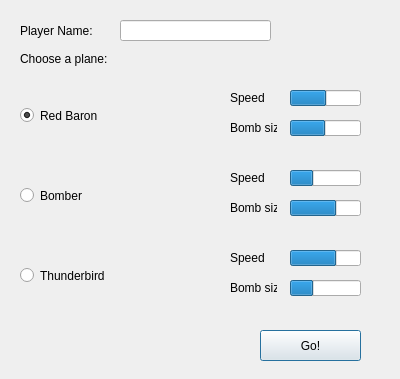
This is Game/startwindow.ui in KahalaV/OTEK as Qt 5 draws it before an edit. The edited form follows.
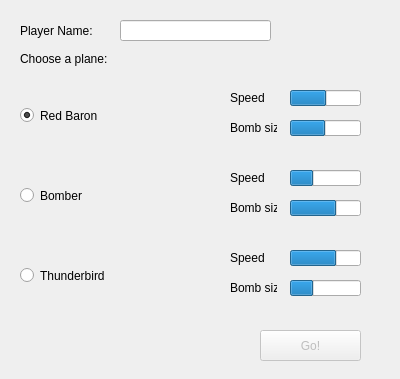
This is the edited form.

Commit message: Changed startwindow to only accept non-empty strings as a player name. A name containing whitespaces is still accepted.

Diff of the .ui file:
```diff
--- a/Game/startwindow.ui
+++ b/Game/startwindow.ui
@@ -30,6 +30,9 @@
    </property>
   </widget>
   <widget class="QPushButton" name="goButton">
+   <property name="enabled">
+    <bool>false</bool>
+   </property>
    <property name="geometry">
     <rect>
      <x>260</x>
@@ -41,6 +44,9 @@
    <property name="text">
     <string>Go!</string>
    </property>
+   <property name="autoDefault">
+    <bool>false</bool>
+   </property>
   </widget>
   <widget class="QLineEdit" name="lineEdit">
    <property name="geometry">
```
The commit also changes 2 other files.
